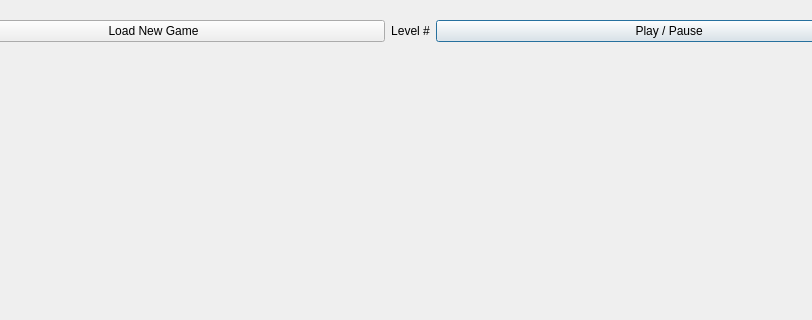
The window that SurfaceGame.ui (SwissalpS/QtSssSNibblers) describes before a commit, drawn with Qt 5; both pictures show x 98 to 910 and y 0 to 320 of the 1017 by 506 pixel window.
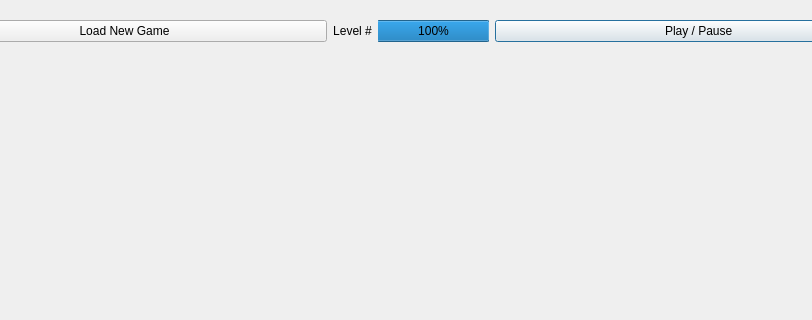
The same window after the commit. Custom widgets are drawn as their Qt base class.

```diff
--- a/SurfaceGame.ui
+++ b/SurfaceGame.ui
@@ -52,6 +52,34 @@
         </property>
        </widget>
       </item>
+      <item>
+       <widget class="QProgressBar" name="progressBar">
+        <property name="maximumSize">
+         <size>
+          <width>111</width>
+          <height>16777215</height>
+         </size>
+        </property>
+        <property name="contextMenuPolicy">
+         <enum>Qt::ContextMenuPolicy::NoContextMenu</enum>
+        </property>
+        <property name="minimum">
+         <number>0</number>
+        </property>
+        <property name="maximum">
+         <number>100</number>
+        </property>
+        <property name="value">
+         <number>100</number>
+        </property>
+        <property name="textVisible">
+         <bool>true</bool>
+        </property>
+        <property name="invertedAppearance">
+         <bool>true</bool>
+        </property>
+       </widget>
+      </item>
       <item>
        <widget class="QPushButton" name="buttonPP">
         <property name="enabled">
```
